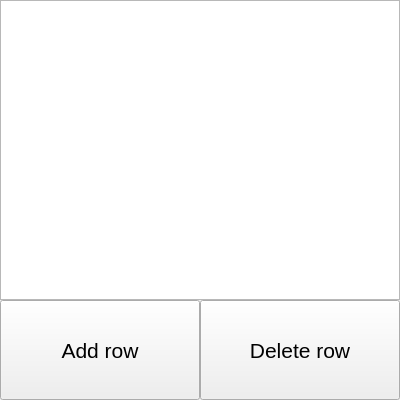
Before: the Qt Designer form database.ui in AndrewAbramow/Q5-temperature-controller, drawn with Qt 5.
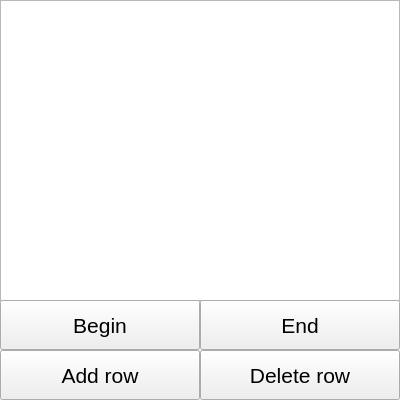
After: the same form once the commit is applied.

```diff
--- a/database.ui
+++ b/database.ui
@@ -19,7 +19,7 @@
      <x>0</x>
      <y>0</y>
      <width>400</width>
-     <height>300</height>
+     <height>301</height>
     </rect>
    </property>
   </widget>
@@ -27,9 +27,9 @@
    <property name="geometry">
     <rect>
      <x>0</x>
-     <y>300</y>
+     <y>350</y>
      <width>200</width>
-     <height>100</height>
+     <height>50</height>
     </rect>
    </property>
    <property name="font">
@@ -47,9 +47,9 @@
    <property name="geometry">
     <rect>
      <x>200</x>
-     <y>300</y>
+     <y>350</y>
      <width>200</width>
-     <height>100</height>
+     <height>50</height>
     </rect>
    </property>
    <property name="font">
@@ -63,6 +63,46 @@
     <string>Delete row</string>
    </property>
   </widget>
+  <widget class="QPushButton" name="delete_row_2">
+   <property name="geometry">
+    <rect>
+     <x>200</x>
+     <y>300</y>
+     <width>200</width>
+     <height>50</height>
+    </rect>
+   </property>
+   <property name="font">
+    <font>
+     <family>Ubuntu</family>
+     <pointsize>16</pointsize>
+     <italic>false</italic>
+    </font>
+   </property>
+   <property name="text">
+    <string>End</string>
+   </property>
+  </widget>
+  <widget class="QPushButton" name="add_row_2">
+   <property name="geometry">
+    <rect>
+     <x>0</x>
+     <y>300</y>
+     <width>200</width>
+     <height>50</height>
+    </rect>
+   </property>
+   <property name="font">
+    <font>
+     <family>Ubuntu</family>
+     <pointsize>16</pointsize>
+     <italic>false</italic>
+    </font>
+   </property>
+   <property name="text">
+    <string>Begin</string>
+   </property>
+  </widget>
  </widget>
  <resources/>
  <connections/>
```
